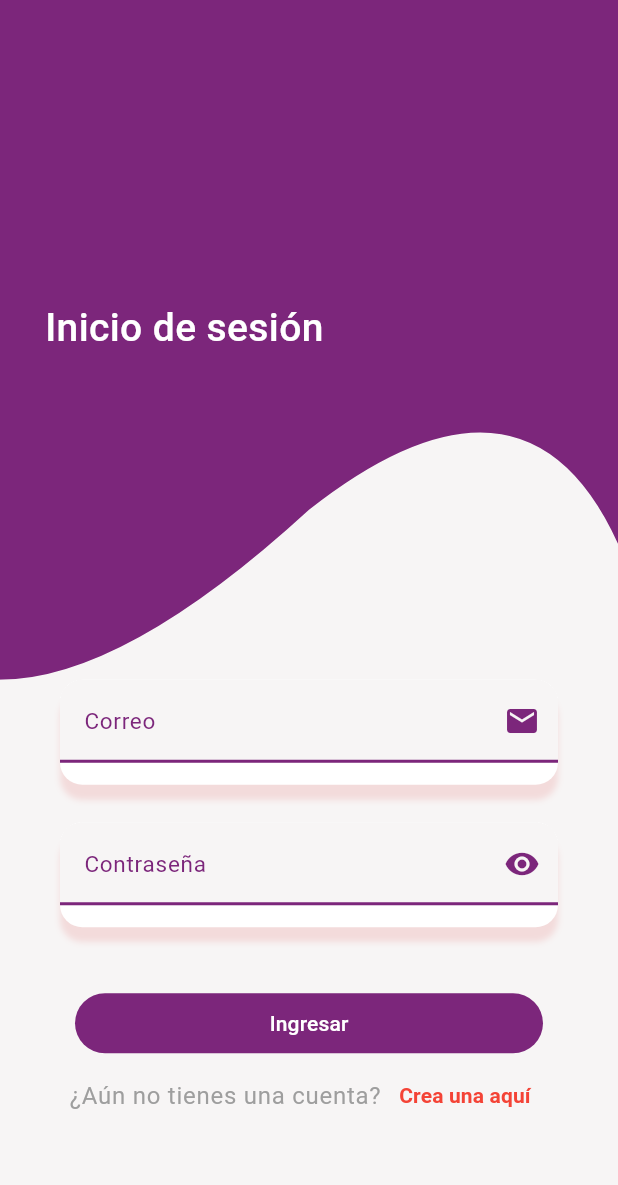
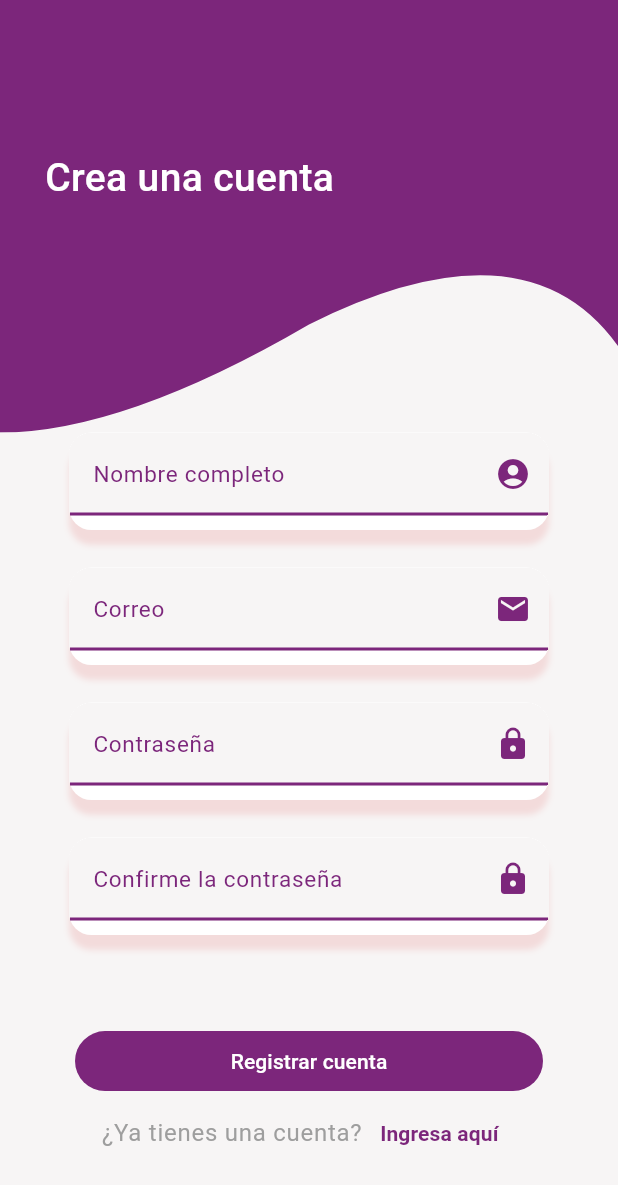
Before and after one commit to Alfred024/Prac-3-Flutter, a Flutter app: the LoginScreen screen opened by its route, after a tap on "Crea una aquí", on a phone screen of 412 x 824 dp. Shown: the top 1185 px of the screen. Run offline on Flutter 3.47's test engine with Material 3 defaults, Android fonts, the phone set to English and light mode, and no system bars; our stand-ins replace firebase_core, flutter_bloc, table_calendar; accounts and stored records are empty.

Commit message:
Navigation thorugh screens using Navigator pushnames

```diff
--- a/lib/presentation/screens/login.dart
+++ b/lib/presentation/screens/login.dart
@@ -1,4 +1,5 @@
 import 'package:flutter/material.dart';
+import 'package:services_management/config/router/routes.dart';
 import 'package:services_management/config/theme/app_theme.dart';
 import 'package:services_management/presentation/widgets/widgets.dart';
 
@@ -100,14 +101,10 @@ class _LoginForm extends StatelessWidget {
             children: [
               Text('¿Aún no tienes una cuenta?', style: textStyles.labelSmall),
               TextButton(
-                onPressed: () {},
+                onPressed: () => Navigator.pushNamed(context, Routes.register),
                 child: const Text(
                   'Crea una aquí',
-                  style: TextStyle(
-                    fontSize: 14,
-                    fontWeight: FontWeight.w600,
-                    color: Colors.red,
-                  ),
+                  style: TextStyle(fontSize: 14, fontWeight: FontWeight.w600),
                 ),
               ),
             ],
--- a/lib/presentation/screens/register.dart
+++ b/lib/presentation/screens/register.dart
@@ -1,10 +1,145 @@
 import 'package:flutter/material.dart';
+import 'package:services_management/config/router/routes.dart';
+import 'package:services_management/config/theme/app_theme.dart';
+import 'package:services_management/presentation/widgets/widgets.dart';
 
 class RegisterScreen extends StatelessWidget {
   const RegisterScreen({super.key});
 
   @override
   Widget build(BuildContext context) {
-    return Container();
+    final colorScheme = AppTheme().getTheme().colorScheme;
+    final size = MediaQuery.of(context).size;
+    //final scaffoldBackgroundColor = Theme.of(context).scaffoldBackgroundColor;
+    // TODO: IMPLEMENT THEME AND COLORS
+    //final textStyles = Theme.of(context).textTheme;
+
+    return Scaffold(
+      body: SingleChildScrollView(
+        physics: const ClampingScrollPhysics(),
+        child: Column(
+          crossAxisAlignment: CrossAxisAlignment.center,
+          children: [
+            ClipPath(
+              clipper: BezierCurveClipper(size: size),
+              child: Container(
+                height: size.height * 0.35,
+                width: double.infinity,
+                decoration: BoxDecoration(color: colorScheme.primary),
+                child: Stack(
+                  children: [
+                    Positioned(
+                      top: 100,
+                      left: 30,
+                      child: Text(
+                        'Crea una cuenta',
+                        style: TextStyle(
+                          color: colorScheme.background,
+                          fontSize: 26,
+                          fontWeight: FontWeight.w500,
+                        ),
+                      ),
+                    ),
+                  ],
+                ),
+              ),
+            ),
+            Container(
+              padding: const EdgeInsets.symmetric(horizontal: 10),
+              height: size.height * 0.65,
+              width: double.infinity,
+              child: const Center(child: _RegisterForm()),
+            ),
+          ],
+        ),
+      ),
+    );
   }
 }
+
+class _RegisterForm extends StatelessWidget {
+  const _RegisterForm();
+
+  void _showMessage(BuildContext context, String message) {
+    ScaffoldMessenger.of(context).hideCurrentSnackBar();
+    ScaffoldMessenger.of(
+      context,
+    ).showSnackBar(SnackBar(content: Text(message)));
+  }
+
+  @override
+  Widget build(BuildContext context) {
+    const textFieldsWidth = 320.0;
+    const textFieldsHeight = 65.0;
+    final iconScheme = AppTheme().getTheme().iconTheme;
+    final textStyles = Theme.of(context).textTheme;
+
+    return Padding(
+      padding: const EdgeInsets.symmetric(horizontal: 30),
+      child: Column(
+        children: [
+          CustomTextFormField(
+            width: textFieldsWidth,
+            height: textFieldsHeight,
+            label: 'Nombre completo',
+            keyboardType: TextInputType.name,
+            suffixIcon: Icon(
+              Icons.account_circle_rounded,
+              color: iconScheme.color,
+            ),
+            onChanged: (value) {},
+          ),
+          const SizedBox(height: 25),
+          CustomTextFormField(
+            width: textFieldsWidth,
+            height: textFieldsHeight,
+            label: 'Correo',
+            keyboardType: TextInputType.emailAddress,
+            suffixIcon: Icon(Icons.email, color: iconScheme.color),
+            onChanged: (value) {},
+          ),
+          const SizedBox(height: 25),
+          CustomTextFormField(
+            //obscureText: true,
+            width: textFieldsWidth,
+            height: textFieldsHeight,
+            label: 'Contraseña',
+            suffixIcon: Icon(Icons.lock, color: iconScheme.color),
+            onChanged: (value) {},
+          ),
+          const SizedBox(height: 25),
+          CustomTextFormField(
+            //obscureText: true,
+            width: textFieldsWidth,
+            height: textFieldsHeight,
+            label: 'Confirme la contraseña',
+            suffixIcon: Icon(Icons.lock, color: iconScheme.color),
+            onChanged: (value) {},
+          ),
+          const SizedBox(height: 60),
+          Container(
+            padding: const EdgeInsets.symmetric(horizontal: 10),
+            width: double.infinity,
+            child: FilledButton(
+              onPressed: () {},
+              child: Text('Registrar cuenta'),
+            ),
+          ),
+          Row(
+            mainAxisAlignment: MainAxisAlignment.center,
+            children: [
+              Text('¿Ya tienes una cuenta?', style: textStyles.labelSmall),
+              TextButton(
+                onPressed: () => Navigator.pushNamed(context, Routes.login),
+                child: const Text(
+                  'Ingresa aquí',
+                  style: TextStyle(fontSize: 14, fontWeight: FontWeight.w600),
+                ),
+              ),
+            ],
+          ),
+        ],
+      ),
+    );
+  }
+}
--- a/lib/presentation/widgets/custom_bottom_navigation_bar.dart
+++ b/lib/presentation/widgets/custom_bottom_navigation_bar.dart
@@ -1,4 +1,5 @@
 import 'package:flutter/material.dart';
+import 'package:services_management/config/router/routes.dart';
 import 'package:services_management/config/theme/app_theme.dart';
 
 class CustomBottomNavigationBar extends StatelessWidget {
@@ -9,6 +10,22 @@ class CustomBottomNavigationBar extends StatelessWidget {
     color: Colors.black12,
     borderRadius: BorderRadius.all(Radius.circular(30)),
   );
+
+  void _onItemTapped(BuildContext context, int index) {
+    switch (index) {
+      case 0:
+        Navigator.pushNamed(context, Routes.orders);
+        break;
+      case 1:
+        Navigator.pushNamed(context, Routes.products);
+        break;
+      case 2:
+        Navigator.pushNamed(context, Routes.login);
+        break;
+      default:
+        Navigator.pushNamed(context, Routes.orders);
+    }
+  }
 
   @override
   Widget build(BuildContext context) {
@@ -37,7 +54,7 @@ class CustomBottomNavigationBar extends StatelessWidget {
               label: 'Logout',
             ),
           ],
-          onTap: (value) => {},
+          onTap: (value) => _onItemTapped(context, value),
         ),
       ),
     );
```
